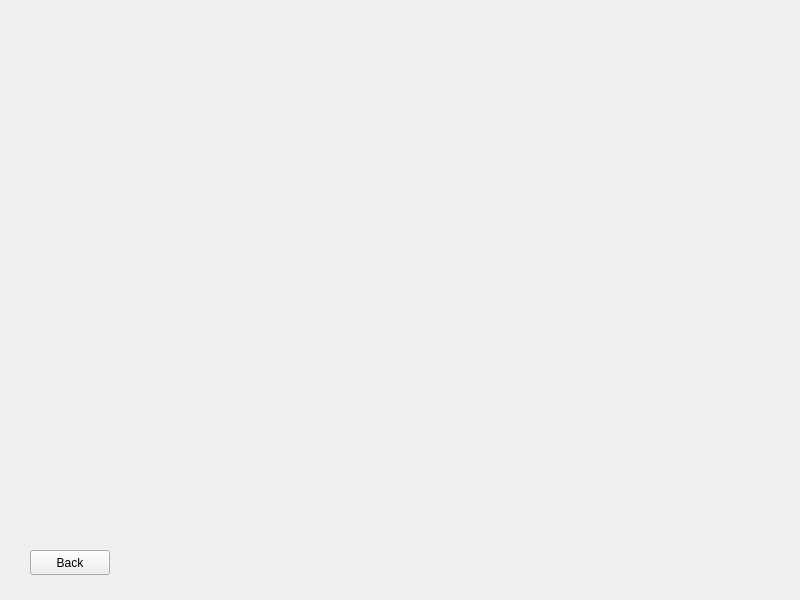
The window that Views/managemenu.ui (MehmetHY/MilitaryOutpostManagement-Qt5) describes before a commit, drawn with Qt 5.
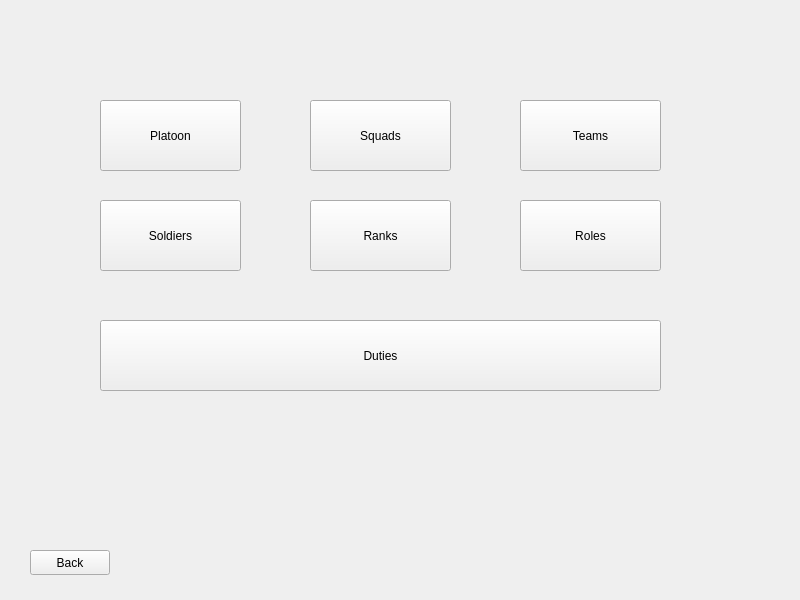
The same window after the commit.

Diff of the .ui file:
```diff
--- a/Views/managemenu.ui
+++ b/Views/managemenu.ui
@@ -26,6 +26,97 @@
     <string>Back</string>
    </property>
   </widget>
+  <widget class="QPushButton" name="platoonButton">
+   <property name="geometry">
+    <rect>
+     <x>100</x>
+     <y>100</y>
+     <width>141</width>
+     <height>71</height>
+    </rect>
+   </property>
+   <property name="text">
+    <string>Platoon</string>
+   </property>
+  </widget>
+  <widget class="QPushButton" name="squadsButton">
+   <property name="geometry">
+    <rect>
+     <x>310</x>
+     <y>100</y>
+     <width>141</width>
+     <height>71</height>
+    </rect>
+   </property>
+   <property name="text">
+    <string>Squads</string>
+   </property>
+  </widget>
+  <widget class="QPushButton" name="teamsButton">
+   <property name="geometry">
+    <rect>
+     <x>520</x>
+     <y>100</y>
+     <width>141</width>
+     <height>71</height>
+    </rect>
+   </property>
+   <property name="text">
+    <string>Teams</string>
+   </property>
+  </widget>
+  <widget class="QPushButton" name="soldiersButton">
+   <property name="geometry">
+    <rect>
+     <x>100</x>
+     <y>200</y>
+     <width>141</width>
+     <height>71</height>
+    </rect>
+   </property>
+   <property name="text">
+    <string>Soldiers</string>
+   </property>
+  </widget>
+  <widget class="QPushButton" name="ranksButton">
+   <property name="geometry">
+    <rect>
+     <x>310</x>
+     <y>200</y>
+     <width>141</width>
+     <height>71</height>
+    </rect>
+   </property>
+   <property name="text">
+    <string>Ranks</string>
+   </property>
+  </widget>
+  <widget class="QPushButton" name="rolesButton">
+   <property name="geometry">
+    <rect>
+     <x>520</x>
+     <y>200</y>
+     <width>141</width>
+     <height>71</height>
+    </rect>
+   </property>
+   <property name="text">
+    <string>Roles</string>
+   </property>
+  </widget>
+  <widget class="QPushButton" name="dutiesButton">
+   <property name="geometry">
+    <rect>
+     <x>100</x>
+     <y>320</y>
+     <width>561</width>
+     <height>71</height>
+    </rect>
+   </property>
+   <property name="text">
+    <string>Duties</string>
+   </property>
+  </widget>
  </widget>
  <resources/>
  <connections/>
```
